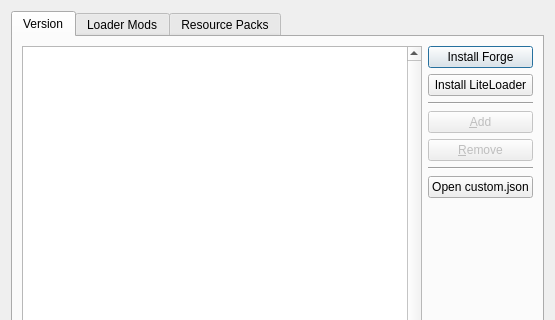
Before: the Qt Designer form gui/dialogs/OneSixModEditDialog.ui in FreesmTeam/FreesmLauncher, drawn with Qt 5; both pictures show x 0 to 555 and y 0 to 320 of the 555 by 463 pixel window.
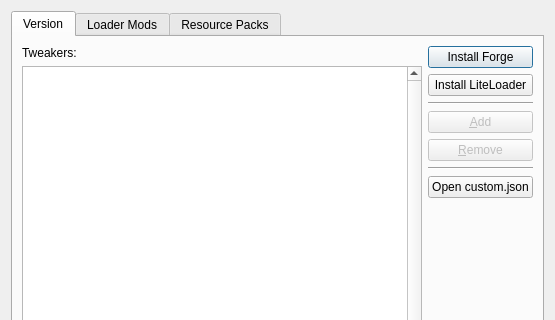
After: the same form once the commit is applied. The open tabs and pages were chosen to show the change. Custom widgets are drawn as their Qt base class.

Commit message: Have the libraries tab show tweaker mods instead of libraries

```diff
--- a/gui/dialogs/OneSixModEditDialog.ui
+++ b/gui/dialogs/OneSixModEditDialog.ui
@@ -35,6 +35,13 @@
       <layout class="QHBoxLayout" name="horizontalLayout">
        <item>
         <layout class="QVBoxLayout" name="verticalLayout_10">
+         <item>
+          <widget class="QLabel" name="label_2">
+           <property name="text">
+            <string>Tweakers:</string>
+           </property>
+          </widget>
+         </item>
          <item>
           <widget class="ModListView" name="libraryTreeView">
            <property name="verticalScrollBarPolicy">
@@ -43,6 +50,9 @@
            <property name="horizontalScrollBarPolicy">
             <enum>Qt::ScrollBarAlwaysOff</enum>
            </property>
+           <attribute name="headerVisible">
+            <bool>false</bool>
+           </attribute>
           </widget>
          </item>
          <item>
```
The commit also changes 3 other files.
